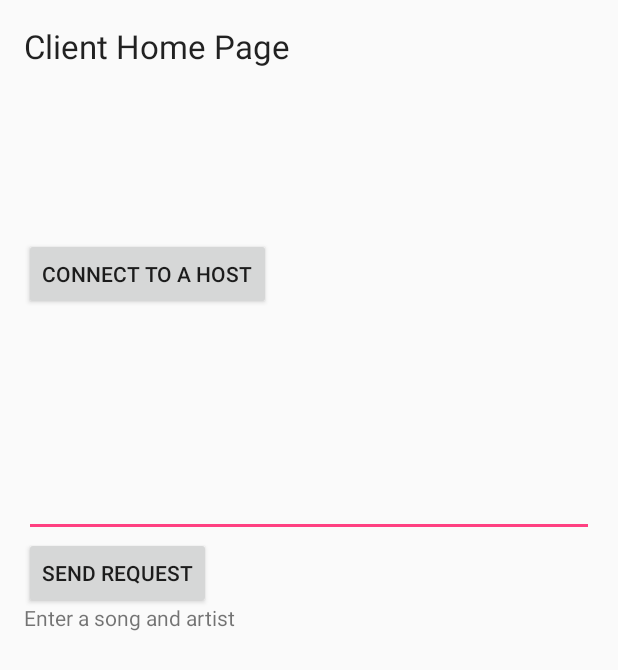
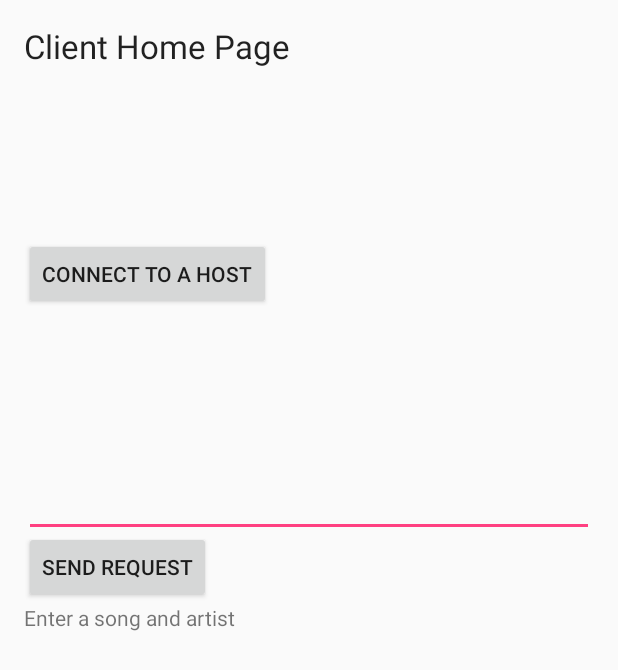
Before and after one commit to aJimmer/HackPoly2016, an Android app: the ClientMainActivity screen opened directly, with no data from a screen before it, on a phone screen of 412 x 824 dp. Shown: the top 670 px of the screen. Run offline under Robolectric (Android 15) with nearby library versions, the phone set to English and light mode, and no system bars.

Commit message:
Addition of SongRequest Box and button

```diff
--- a/HackPoly2016/app/src/main/res/layout/activity_client_main.xml
+++ b/HackPoly2016/app/src/main/res/layout/activity_client_main.xml
@@ -34,7 +34,7 @@
         android:layout_height="wrap_content"
         android:text="Send Request"
         android:id="@+id/sendRequest"
-        android:layout_below="@+id/songBox"
+        android:layout_above="@+id/textView"
         android:layout_alignParentLeft="true"
         android:layout_alignParentStart="true" />
 
```
